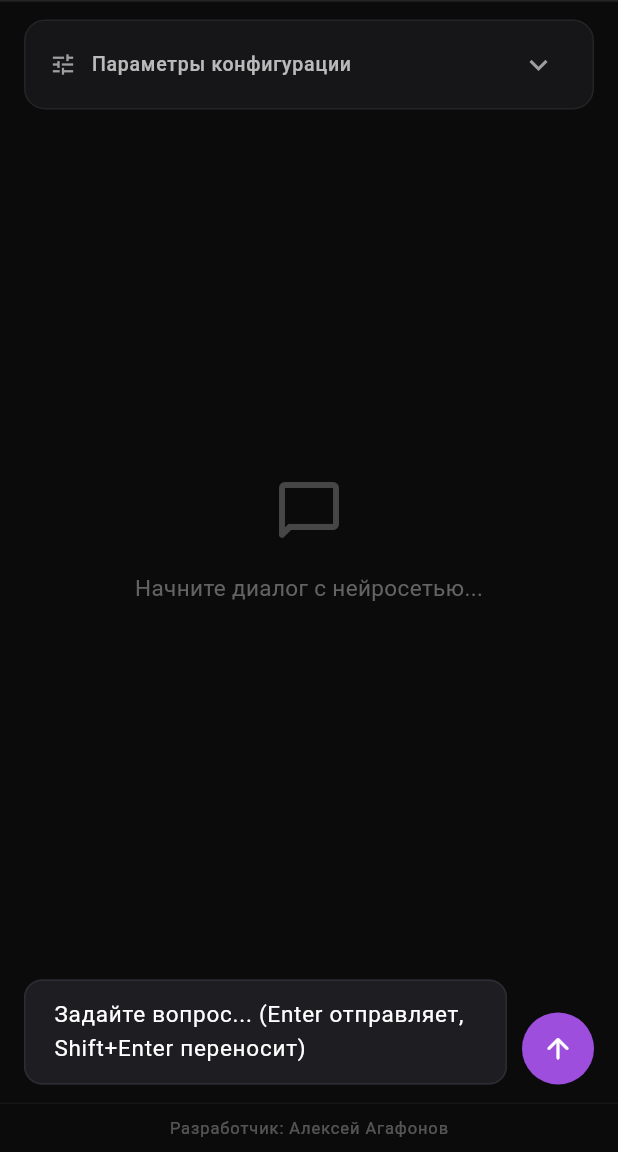
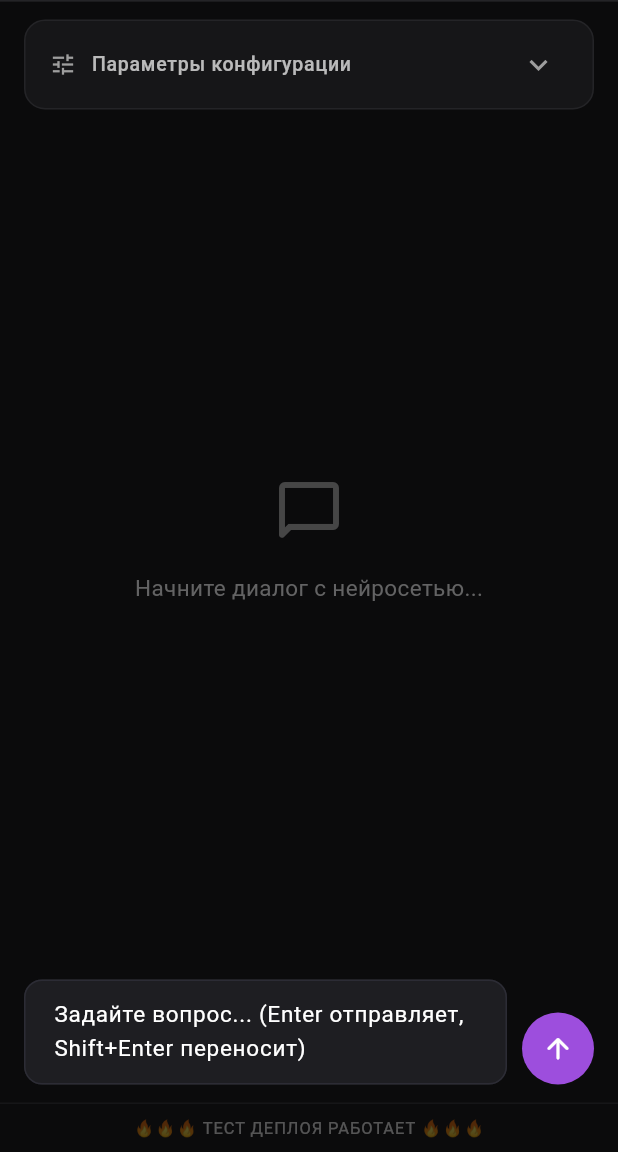
Before and after one commit to pillow20/ai-hub-chat, a Flutter app: the screen it shows after launch, on a phone screen of 412 x 824 dp, the part 84-1236 px from its top. Run offline on Flutter 3.47's test engine with Material 3 defaults, Android fonts, the phone set to English and light mode, and no system bars; our stand-ins replace flutter_markdown; missing offline and left inert: dart:html, markdown.

Commit message:
Update chat_screen.dart

```diff
--- a/lib/chat_screen.dart
+++ b/lib/chat_screen.dart
@@ -474,7 +474,7 @@ class _ChatScreenState extends State<ChatScreen> {
       ),
       child: const Center(
         child: Text(
-          'Разработчик: Алексей Агафонов',
+          '🔥🔥🔥 ТЕСТ ДЕПЛОЯ РАБОТАЕТ 🔥🔥🔥',
           style: TextStyle(color: Colors.white30, fontSize: 11, letterSpacing: 0.6, fontWeight: FontWeight.w400),
         ),
       ),
```
